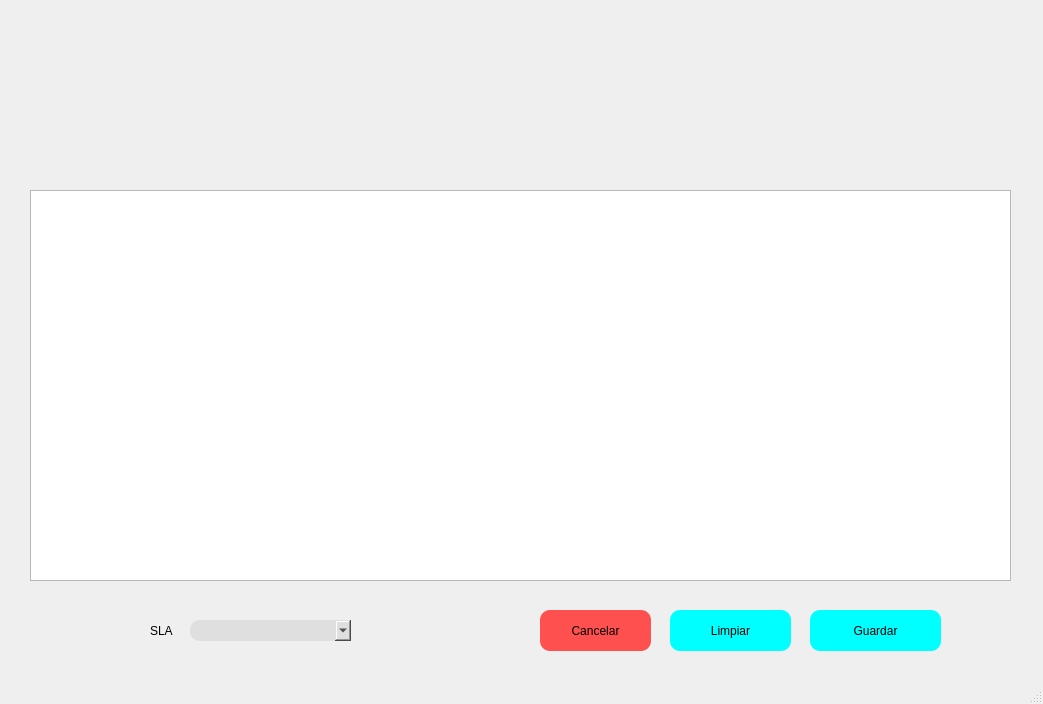
The window that interfaces/analista_calidad/cuestionario.ui (Ersa77/teggium_evaluations) describes before a commit, drawn with Qt 5.
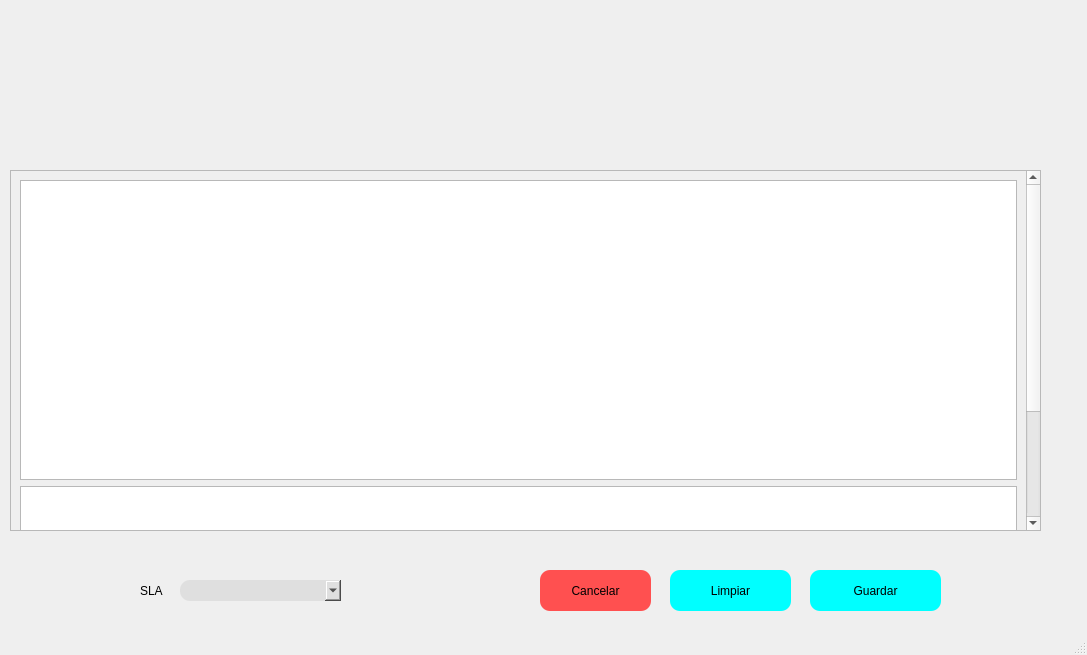
The same window after the commit. Icons and pictures are not drawn.

Commit message: modified:   database/mybd 	modified:   interfaces/analista_calidad/cuestionario.ui 	modified:   source/__pycache__/conection.cpython-312.pyc 	modified:   source/__pycache__/cuestionario.cpython-312.pyc 	modified:   source/__pycache__/new_evaluation.cpython-312.pyc 	modified:   source/conection.py 	modified:   source/cuestionario.py 	modified:   source/new_evaluation.py 	new file:   source/test_insert.py

Patch:
```diff
--- a/interfaces/analista_calidad/cuestionario.ui
+++ b/interfaces/analista_calidad/cuestionario.ui
@@ -6,8 +6,8 @@
    <rect>
     <x>0</x>
     <y>0</y>
-    <width>1043</width>
-    <height>704</height>
+    <width>1087</width>
+    <height>655</height>
    </rect>
   </property>
   <property name="windowTitle">
@@ -72,7 +72,7 @@
    <widget class="QLabel" name="logo">
     <property name="geometry">
      <rect>
-      <x>760</x>
+      <x>690</x>
       <y>10</y>
       <width>251</width>
       <height>71</height>
@@ -130,24 +130,11 @@
      <string/>
     </property>
    </widget>
-   <widget class="QTableWidget" name="space_preguntas">
-    <property name="geometry">
-     <rect>
-      <x>30</x>
-      <y>190</y>
-      <width>981</width>
-      <height>391</height>
-     </rect>
-    </property>
-    <property name="columnCount">
-     <number>0</number>
-    </property>
-   </widget>
    <widget class="QPushButton" name="cancel_evaluation">
     <property name="geometry">
      <rect>
       <x>540</x>
-      <y>610</y>
+      <y>570</y>
       <width>111</width>
       <height>41</height>
      </rect>
@@ -160,7 +147,7 @@
     <property name="geometry">
      <rect>
       <x>670</x>
-      <y>610</y>
+      <y>570</y>
       <width>121</width>
       <height>41</height>
      </rect>
@@ -173,7 +160,7 @@
     <property name="geometry">
      <rect>
       <x>810</x>
-      <y>610</y>
+      <y>570</y>
       <width>131</width>
       <height>41</height>
      </rect>
@@ -185,8 +172,8 @@
    <widget class="QComboBox" name="sla">
     <property name="geometry">
      <rect>
-      <x>190</x>
-      <y>620</y>
+      <x>180</x>
+      <y>580</y>
       <width>161</width>
       <height>21</height>
      </rect>
@@ -195,8 +182,8 @@
    <widget class="QLabel" name="label">
     <property name="geometry">
      <rect>
-      <x>150</x>
-      <y>620</y>
+      <x>140</x>
+      <y>580</y>
       <width>31</width>
       <height>21</height>
      </rect>
@@ -205,6 +192,64 @@
      <string>SLA</string>
     </property>
    </widget>
+   <widget class="QScrollArea" name="scrollArea_2">
+    <property name="geometry">
+     <rect>
+      <x>10</x>
+      <y>170</y>
+      <width>1031</width>
+      <height>361</height>
+     </rect>
+    </property>
+    <property name="widgetResizable">
+     <bool>true</bool>
+    </property>
+    <widget class="QWidget" name="scrollAreaWidgetContents_2">
+     <property name="geometry">
+      <rect>
+       <x>0</x>
+       <y>-165</y>
+       <width>1012</width>
+       <height>524</height>
+      </rect>
+     </property>
+     <layout class="QVBoxLayout" name="verticalLayout">
+      <item>
+       <widget class="QTableWidget" name="space_preguntas">
+        <property name="minimumSize">
+         <size>
+          <width>0</width>
+          <height>300</height>
+         </size>
+        </property>
+        <property name="columnCount">
+         <number>0</number>
+        </property>
+       </widget>
+      </item>
+      <item>
+       <widget class="QTableWidget" name="space_desviaciones">
+        <property name="minimumSize">
+         <size>
+          <width>0</width>
+          <height>200</height>
+         </size>
+        </property>
+       </widget>
+      </item>
+     </layout>
+    </widget>
+   </widget>
+   <zorder>scrollArea_2</zorder>
+   <zorder>logo</zorder>
+   <zorder>usuario_evaluado</zorder>
+   <zorder>proceso_evaluado</zorder>
+   <zorder>tipo_evaluacion</zorder>
+   <zorder>cancel_evaluation</zorder>
+   <zorder>clear_evaluation</zorder>
+   <zorder>save_evaluation</zorder>
+   <zorder>sla</zorder>
+   <zorder>label</zorder>
   </widget>
   <widget class="QStatusBar" name="statusbar"/>
  </widget>
```
The commit also changes 8 other files.
